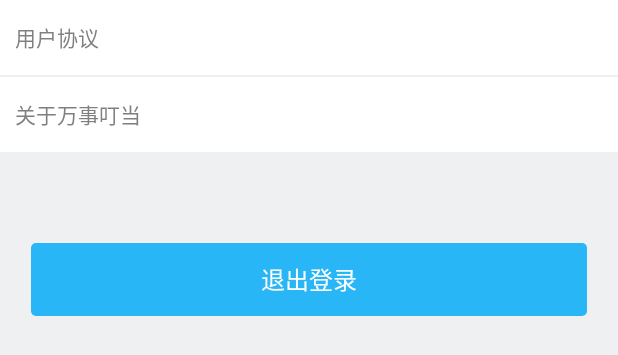
After one commit to fanzhengchen/Temporay, an Android app: the layout frg_setting.xml on its own in the app's theme, with its tools: preview values and no code run, on a phone screen of 412 x 824 dp. The commit adds this screen. Shown: the top 355 px of the screen. Run offline under Robolectric (Android 15) with nearby library versions, the phone set to English and light mode, and no system bars.

Commit message:
setting Frg

```diff
--- a/app/src/main/java/com/hcb/jingle/frg/AddressManageFrg.java
+++ b/app/src/main/java/com/hcb/jingle/frg/order/AddressManageFrg.java
@@ -1,4 +1,4 @@
-package com.hcb.jingle.frg;
+package com.hcb.jingle.frg.order;
 
 import android.os.Bundle;
 import android.support.annotation.Nullable;
@@ -10,6 +10,7 @@ import android.widget.ListView;
 import com.hcb.jingle.R;
 import com.hcb.jingle.adapter.EditAddressAdapter;
 import com.hcb.jingle.bean.Consignee;
+import com.hcb.jingle.frg.TitleFragment;
 
 import java.util.ArrayList;
 
--- /dev/null
+++ b/app/src/main/res/layout/frg_setting.xml
@@ -0,0 +1,47 @@
+<?xml version="1.0" encoding="utf-8"?>
+<LinearLayout xmlns:android="http://schemas.android.com/apk/res/android"
+    xmlns:app="http://schemas.android.com/apk/res-auto"
+    android:layout_width="match_parent"
+    android:layout_height="match_parent"
+    android:background="@color/bg_gray_color"
+    android:orientation="vertical">
+
+
+    <TextView
+        android:id="@+id/frg_setting_version"
+        android:layout_width="match_parent"
+        android:layout_height="50dp"
+        android:background="@color/white"
+        android:gravity="center_vertical"
+        android:paddingLeft="10dp"
+        android:text="@string/user_protocol"
+        android:textColor="@color/txt_lvl_3"
+        android:textSize="@dimen/txt_size_3" />
+
+    <include layout="@layout/under_line" />
+
+    <TextView
+        android:id="@+id/frg_setting_about"
+        android:layout_width="match_parent"
+        android:layout_height="50dp"
+        android:background="@color/white"
+        android:gravity="center_vertical"
+        android:paddingLeft="10dp"
+        android:text="@string/about_app"
+        android:textColor="@color/txt_lvl_3"
+        android:textSize="@dimen/txt_size_3" />
+
+    <com.hcb.jingle.widget.RCTextView
+        android:layout_width="match_parent"
+        android:layout_height="50dp"
+        android:layout_marginLeft="20dp"
+        android:layout_marginRight="20dp"
+        android:layout_marginTop="60dp"
+        android:gravity="center"
+        android:text="@string/logout"
+        android:textColor="@color/white"
+        android:textSize="@dimen/txt_size_2"
+        app:backgroundColor="@color/main_blue"
+        app:cornerWidth="3dp" />
+
+</LinearLayout>
--- a/app/src/main/res/layout/main_personal.xml
+++ b/app/src/main/res/layout/main_personal.xml
@@ -118,6 +118,7 @@
         <include layout="@layout/under_line" />
 
         <LinearLayout
+            android:id="@+id/main_personal_group_info"
             android:layout_width="match_parent"
             android:layout_height="60dp"
             android:orientation="horizontal">
@@ -159,6 +160,7 @@
         <include layout="@layout/under_line" />
 
         <LinearLayout
+            android:id="@+id/main_personal_setting"
             android:layout_width="match_parent"
             android:layout_height="50dp"
             android:orientation="horizontal">
--- a/app/src/main/res/values/strings.xml
+++ b/app/src/main/res/values/strings.xml
@@ -3,8 +3,7 @@
 
     <string name="homepage">团购</string>
     <string name="mall">商城</string>
-    <string name="male">男</string>
-    <string name="female">女</string>
+
     <string name="admin">管家</string>
     <string name="zone">社区</string>
     <string name="personal">个人</string>
@@ -20,9 +19,10 @@
     <string name="save">保存</string>
     <string name="confirm">确定</string>
     <string name="delete">删除</string>
-
+    <string name="male">男</string>
+    <string name="female">女</string>
     <string name="login">登录</string>
-    <string name="goods_name">商品名称</string>
+    <string name="user_protocol">用户协议</string>
     <string name="login_with_qq">QQ号登录</string>
     <string name="qq_not_installed">请先安装QQ客户端</string>
     <string name="qq_auth_failed">QQ授权失败</string>
@@ -47,16 +47,17 @@
     <string name="imageGallery">相册</string>
     <string name="takePhoto">拍照</string>
     <string name="done">完成</string>
-
     <string name="version">版本信息</string>
     <string name="logout">退出登录</string>
-
     <string name="wchat_pay">微信支付</string>
     <string name="ali_pay">支付宝支付</string>
+    <string name="share">分享</string>
+    <string name="about_app">关于万事叮当</string>
 
-    <string name="share">分享</string>
+
     <string name="share_title">万事叮当--让你遇见更好的自己</string>
     <string name="share_content">万事叮当是一款快速团购APP</string>
+    <string name="goods_name">商品名称</string>
 
     <string name="add_image">添加图片</string>
     <string name="add_new_address">添加新地址</string>
@@ -73,6 +74,10 @@
     <string name="order_status">订单状态</string>
     <string name="RMB">¥</string>
     <string name="pending">待处理</string>
+    <string name="version_info">版本信息</string>
+    <string name="exit">退出</string>
+
+
 
     <string name="merchant_name">商家名称</string>
     <string name="return_goods">退货</string>
```
Also changed, not shown: app/src/main/java/com/hcb/jingle/frg/main/PersonalFrg.java (+31 -39 lines), app/src/main/java/com/hcb/jingle/frg/order/AddressManagerFrg.java (deleted, +0 -9 lines), app/src/main/java/com/hcb/jingle/frg/personal/SettingFrg.java (+25 -1 lines), app/src/main/res/layout/frg_address_manager.xml (+8 -1 lines).
